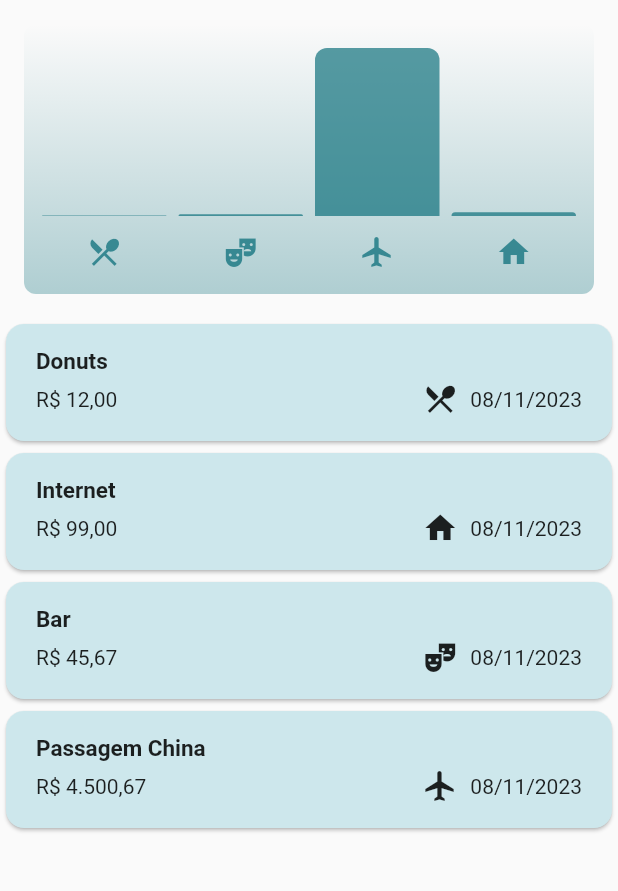
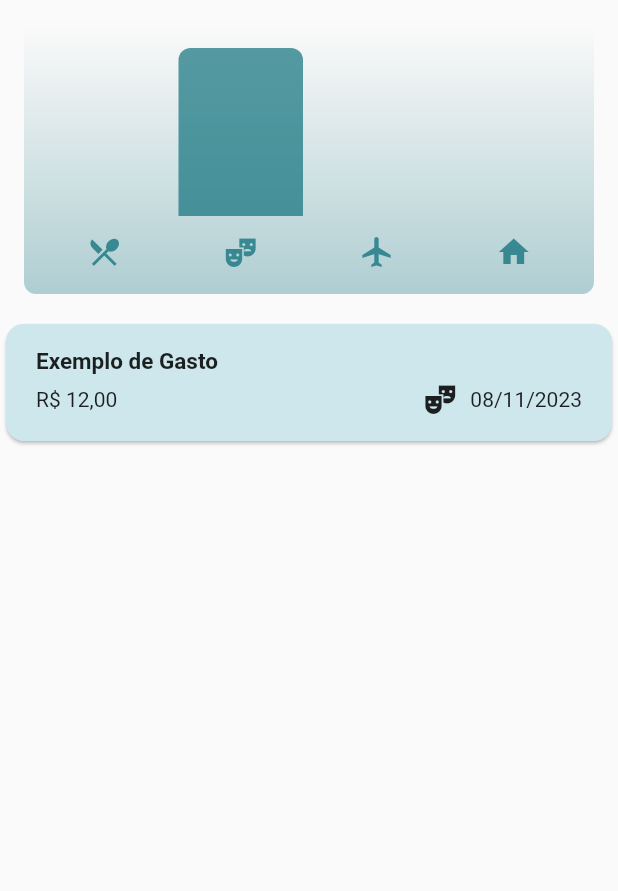
Before and after one commit to IpCarrara/Controle_de_Gastos_Flutter, a Flutter app: the screen it shows after launch, on a phone screen of 412 x 824 dp, the part 84-975 px from its top. Run offline on Flutter 3.47's test engine with Material 2 defaults, Android fonts, the phone set to English and light mode, and no system bars.

Commit message:
Remover exemplos hardcoded do código
Neste commit, removi os exemplos hardcoded do código-fonte, mantendo apena um com o nome de Exemplo de Gasto por motivos estéticos.

 As alterações incluem:

- Exclusão de valores fixos usados apenas para fins de demonstração.
- Melhoria na legibilidade e manutenibilidade do código.

Essa mudança foi feita para garantir que o código seja mais flexível e fácil de manter no futuro, evitando o uso de valores fixos que não representam dados reais.

```diff
--- a/lib/widgets/gastos.dart
+++ b/lib/widgets/gastos.dart
@@ -14,28 +14,10 @@ class Gastos extends StatefulWidget {
 class _GastosState extends State<Gastos> {
   final List<Gasto> _gastosRegistrados = [
     Gasto(
-      titulo: 'Donuts',
+      titulo: 'Exemplo de Gasto',
       valor: 12.00,
       data: DateTime.now(),
-      categoria: Categoria.comida,
-    ),
-    Gasto(
-      titulo: 'Internet',
-      valor: 99.00,
-      data: DateTime.now(),
-      categoria: Categoria.casa,
-    ),
-    Gasto(
-      titulo: 'Bar',
-      valor: 45.67,
-      data: DateTime.now(),
       categoria: Categoria.lazer,
-    ),
-    Gasto(
-      titulo: 'Passagem China',
-      valor: 4500.67,
-      data: DateTime.now(),
-      categoria: Categoria.viagem,
     ),
   ];
 
```
